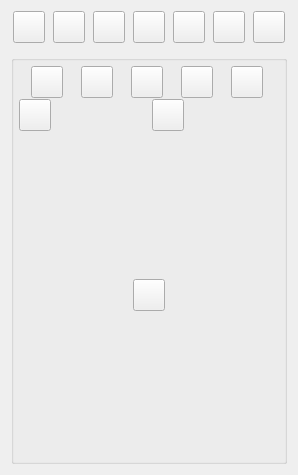
Old version of the form GoTvApps/GoTvCommon/Forms/AppletMultiMessenger.ui in the repository brettrjones-github/nolimitconnect.
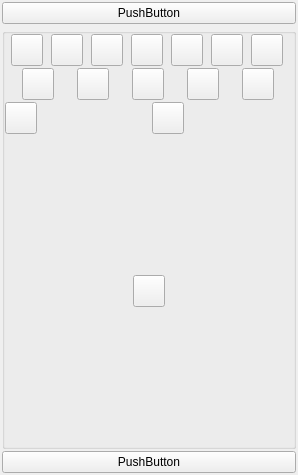
New version of the form. Custom widgets are drawn as their Qt base class.

Commit message: Work on messenger conversion

The edit to the form file:
```diff
--- a/GoTvApps/GoTvCommon/Forms/AppletMultiMessenger.ui
+++ b/GoTvApps/GoTvCommon/Forms/AppletMultiMessenger.ui
@@ -32,6 +32,71 @@
    <string>Dialog</string>
   </property>
   <layout class="QVBoxLayout" name="verticalLayout">
+   <property name="spacing">
+    <number>2</number>
+   </property>
+   <property name="leftMargin">
+    <number>2</number>
+   </property>
+   <property name="topMargin">
+    <number>2</number>
+   </property>
+   <property name="rightMargin">
+    <number>2</number>
+   </property>
+   <property name="bottomMargin">
+    <number>2</number>
+   </property>
+   <item>
+    <widget class="QPushButton" name="pushButton">
+     <property name="text">
+      <string>PushButton</string>
+     </property>
+    </widget>
+   </item>
+   <item>
+    <widget class="FriendListWidget" name="m_FriendListWidget" native="true">
+     <property name="sizePolicy">
+      <sizepolicy hsizetype="Expanding" vsizetype="Preferred">
+       <horstretch>0</horstretch>
+       <verstretch>0</verstretch>
+      </sizepolicy>
+     </property>
+    </widget>
+   </item>
+   <item>
+    <widget class="QGroupBox" name="StyledDlgItemsBox">
+     <property name="sizePolicy">
+      <sizepolicy hsizetype="Expanding" vsizetype="Expanding">
+       <horstretch>0</horstretch>
+       <verstretch>0</verstretch>
+      </sizepolicy>
+     </property>
+     <property name="minimumSize">
+      <size>
+       <width>0</width>
+       <height>0</height>
+      </size>
+     </property>
+     <property name="title">
+      <string/>
+     </property>
+     <layout class="QVBoxLayout" name="verticalLayout_2">
+      <property name="spacing">
+       <number>2</number>
+      </property>
+      <property name="leftMargin">
+       <number>0</number>
+      </property>
+      <property name="topMargin">
+       <number>0</number>
+      </property>
+      <property name="rightMargin">
+       <number>0</number>
+      </property>
+      <property name="bottomMargin">
+       <number>0</number>
+      </property>
    <item>
     <layout class="QHBoxLayout" name="horizontalLayout_3">
      <item>
@@ -254,49 +319,6 @@
     </layout>
    </item>
    <item>
-    <widget class="FriendListWidget" name="m_FriendListWidget" native="true">
-     <property name="sizePolicy">
-      <sizepolicy hsizetype="Expanding" vsizetype="Preferred">
-       <horstretch>0</horstretch>
-       <verstretch>0</verstretch>
-      </sizepolicy>
-     </property>
-    </widget>
-   </item>
-   <item>
-    <widget class="QGroupBox" name="StyledDlgItemsBox">
-     <property name="sizePolicy">
-      <sizepolicy hsizetype="Expanding" vsizetype="Expanding">
-       <horstretch>0</horstretch>
-       <verstretch>0</verstretch>
-      </sizepolicy>
-     </property>
-     <property name="minimumSize">
-      <size>
-       <width>0</width>
-       <height>0</height>
-      </size>
-     </property>
-     <property name="title">
-      <string/>
-     </property>
-     <layout class="QVBoxLayout" name="verticalLayout_3">
-      <property name="spacing">
-       <number>1</number>
-      </property>
-      <property name="leftMargin">
-       <number>5</number>
-      </property>
-      <property name="topMargin">
-       <number>5</number>
-      </property>
-      <property name="rightMargin">
-       <number>5</number>
-      </property>
-      <property name="bottomMargin">
-       <number>5</number>
-      </property>
-      <item>
        <widget class="QFrame" name="m_OffersFrame">
         <property name="styleSheet">
          <string notr="true"/>
@@ -564,9 +586,6 @@
         </property>
        </widget>
       </item>
-      <item>
-       <widget class="TodGameWidget" name="m_TodGameWidget" native="true"/>
-      </item>
       <item>
        <widget class="QFrame" name="m_HangupSessionFrame">
         <property name="sizePolicy">
@@ -659,6 +678,13 @@
      </layout>
     </widget>
    </item>
+   <item>
+    <widget class="QPushButton" name="pushButton_2">
+     <property name="text">
+      <string>PushButton</string>
+     </property>
+    </widget>
+   </item>
   </layout>
  </widget>
  <customwidgets>
@@ -679,12 +705,6 @@
    <header location="global">VidWidget.h</header>
    <container>1</container>
   </customwidget>
-  <customwidget>
-   <class>TodGameWidget</class>
-   <extends>QWidget</extends>
-   <header>TodGameWidget.h</header>
-   <container>1</container>
-  </customwidget>
   <customwidget>
    <class>FriendListWidget</class>
    <extends>QWidget</extends>
```
Lines whose indentation alone changed are shown as unchanged. The commit also changes 40 other files.
